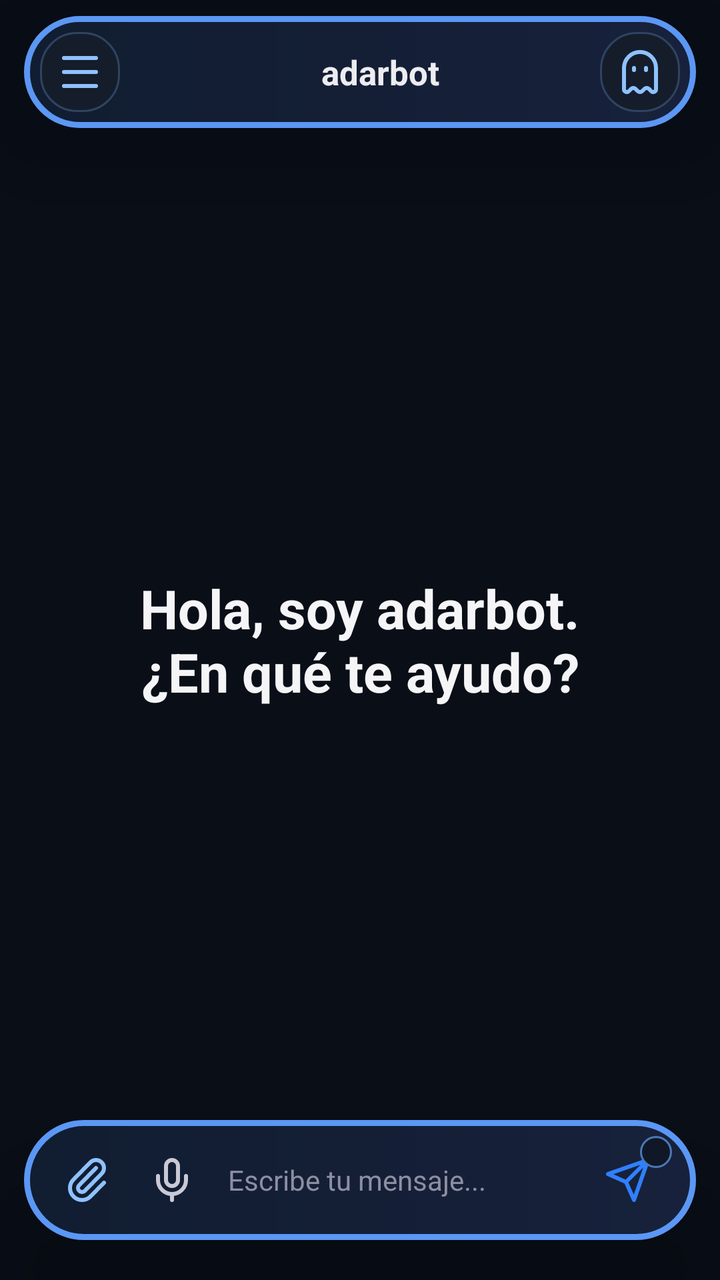
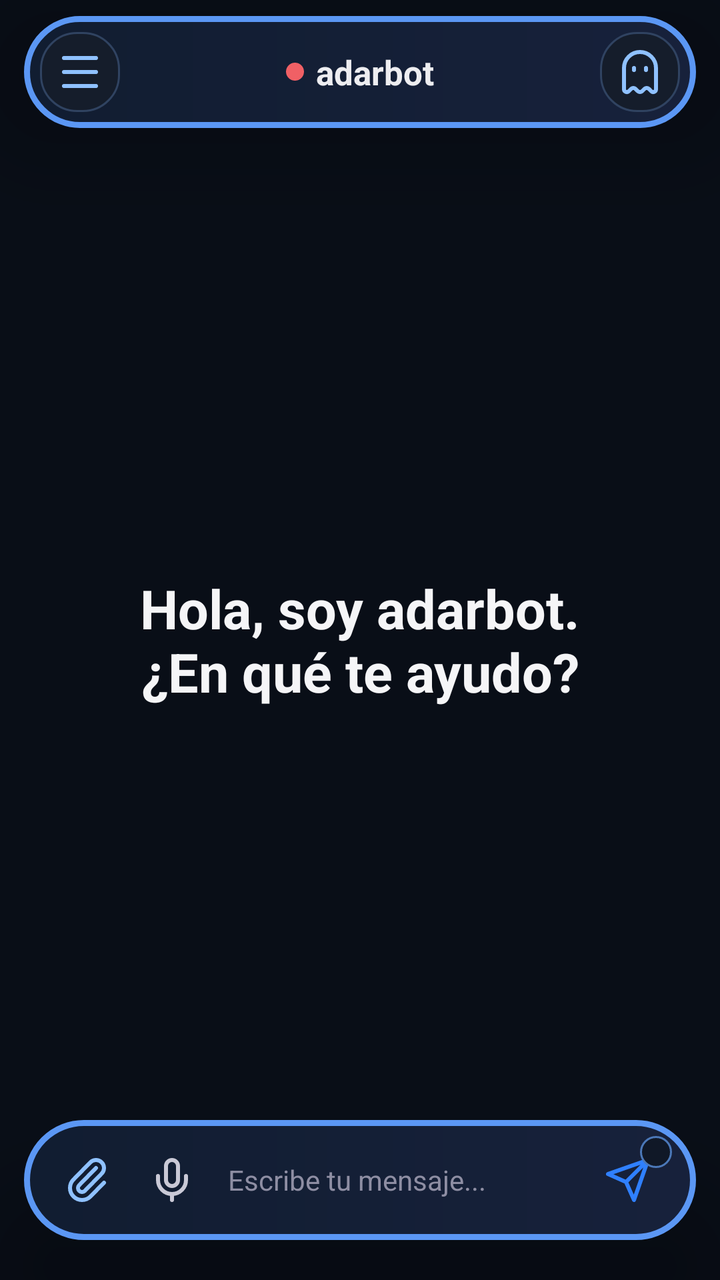

Compare the two renders of this Android layout. The source of the first and the diff that turns it into the second are given below.
<!-- AndroidManifest.xml: activity theme Theme.NemotronVoiceIME -->
<!-- res/layout/activity_chat.xml -->
<?xml version="1.0" encoding="utf-8"?>
<FrameLayout xmlns:android="http://schemas.android.com/apk/res/android"
    android:layout_width="match_parent"
    android:layout_height="match_parent"
    android:background="#090E17">

    <LinearLayout
        android:layout_width="match_parent"
        android:layout_height="match_parent"
        android:orientation="vertical">

    <FrameLayout
        android:layout_width="match_parent"
        android:layout_height="0dp"
        android:layout_weight="1">
        <androidx.recyclerview.widget.RecyclerView
            android:id="@+id/recyclerMessages"
            android:layout_width="match_parent"
            android:layout_height="match_parent"
            android:clipToPadding="false"
            android:paddingBottom="112dp" />
        <TextView
            android:id="@+id/welcomeView"
            android:layout_width="match_parent"
            android:layout_height="wrap_content"
            android:layout_gravity="center"
            android:gravity="center"
            android:text="Hola, soy adarbot.\n¿En qué te ayudo?"
            android:textColor="#F5F5F7"
            android:textSize="27sp"
            android:textStyle="bold" />
    </FrameLayout>

    </LinearLayout>

    
    <FrameLayout
        android:layout_width="match_parent"
        android:layout_height="56dp"
        android:layout_gravity="top|center_horizontal"
        android:layout_marginLeft="12dp"
        android:layout_marginTop="8dp"
        android:layout_marginRight="12dp"
        android:background="@drawable/bg_float_bar"
        android:foreground="@null"
        android:elevation="24dp"
        android:translationZ="8dp"
        android:paddingLeft="8dp"
        android:paddingTop="4dp"
        android:paddingRight="8dp"
        android:paddingBottom="4dp">
        <LinearLayout
            android:layout_width="wrap_content"
            android:layout_height="40dp"
            android:layout_gravity="start|center_vertical"
            android:gravity="center_vertical">
            <ImageButton
                android:id="@+id/btnMenuChat"
                android:layout_width="40dp"
                android:layout_height="40dp"
                android:layout_marginRight="6dp"
                android:background="@drawable/bg_chip"
                android:contentDescription="Abrir menú de chats"
                android:padding="8dp"
                android:src="@drawable/ic_menu"
                android:tint="#8FC1FF" />
            <ImageButton
                android:id="@+id/btnBack"
                android:layout_width="40dp"
                android:layout_height="40dp"
                android:background="?attr/selectableItemBackgroundBorderless"
                android:contentDescription="Volver"
                android:padding="8dp"
                android:src="@drawable/ic_back"
                android:tint="#EDEDF0"
                android:visibility="gone" />
            <View
                android:id="@+id/connectionDot"
                android:layout_width="8dp"
                android:layout_height="8dp"
                android:layout_gravity="center_vertical"
                android:layout_marginLeft="8dp"
                android:layout_marginRight="3dp"
                android:translationX="56dp"
                android:background="@drawable/bg_connection_offline" />
        </LinearLayout>
        <TextView
            android:id="@+id/convTitle"
            android:layout_width="220dp"
            android:layout_height="match_parent"
            android:layout_gravity="center"
            android:ellipsize="end"
            android:gravity="center"
            android:translationX="10dp"
            android:maxLines="1"
            android:text="adarbot"
            android:textColor="#EDEDF0"
            android:textSize="17sp"
            android:textStyle="bold" />
        <LinearLayout
            android:layout_width="wrap_content"
            android:layout_height="40dp"
            android:layout_gravity="end|center_vertical"
            android:gravity="center_vertical">
            <ImageButton
                android:id="@+id/btnIncognitoHome"
                android:layout_width="40dp"
                android:layout_height="40dp"
                android:layout_marginLeft="4dp"
                android:background="@drawable/bg_chip"
                android:contentDescription="Nuevo chat incógnito"
                android:padding="9dp"
                android:src="@drawable/ic_ghost"
                android:tint="#8FC1FF" />
            <ImageButton
                android:id="@+id/btnDelete"
                android:layout_width="40dp"
                android:layout_height="40dp"
                android:background="?attr/selectableItemBackgroundBorderless"
                android:contentDescription="Eliminar conversacion"
                android:padding="10dp"
                android:src="@drawable/ic_trash"
                android:tint="#5A5A6E"
                android:visibility="gone" />
        </LinearLayout>
    </FrameLayout>

    <FrameLayout
        android:id="@+id/chatAttachmentPreview"
        android:layout_width="match_parent"
        android:layout_height="96dp"
        android:layout_gravity="bottom|center_horizontal"
        android:layout_marginLeft="22dp"
        android:layout_marginRight="22dp"
        android:layout_marginBottom="112dp"
        android:padding="4dp"
        android:background="@drawable/bg_float_bar"
        android:elevation="24dp"
        android:visibility="gone">
        <ImageView
            android:id="@+id/chatAttachmentImage"
            android:layout_width="match_parent"
            android:layout_height="match_parent"
            android:contentDescription="Vista previa del adjunto"
            android:scaleType="centerCrop" />
        <ImageButton
            android:id="@+id/chatAttachmentRemove"
            android:layout_width="32dp"
            android:layout_height="32dp"
            android:layout_gravity="top|end"
            android:layout_margin="6dp"
            android:background="@drawable/bg_assist_icon"
            android:contentDescription="Quitar adjunto"
            android:padding="7dp"
            android:src="@drawable/ic_close"
            android:tint="#FFFFFF" />
    </FrameLayout>

    
    <LinearLayout
        android:layout_width="match_parent"
        android:layout_height="wrap_content"
        android:layout_gravity="bottom"
        android:layout_marginLeft="12dp"
        android:layout_marginRight="12dp"
        android:layout_marginTop="14dp"
        android:layout_marginBottom="20dp"
        android:background="@drawable/bg_float_bar"
        android:elevation="24dp"
        android:translationZ="8dp"
        android:gravity="end"
        android:orientation="vertical"
        android:paddingLeft="12dp"
        android:paddingTop="8dp"
        android:paddingRight="12dp"
        android:paddingBottom="8dp">

        <TextView
            android:id="@+id/modelChip"
            android:layout_width="wrap_content"
            android:layout_height="wrap_content"
            android:layout_marginRight="4dp"
            android:layout_marginBottom="3dp"
            android:background="@drawable/bg_chip"
            android:paddingLeft="12dp"
            android:paddingTop="5dp"
            android:paddingRight="12dp"
            android:paddingBottom="5dp"
            android:text="DeepSeek"
            android:textColor="#C9C9D6"
            android:textSize="12sp"
            android:visibility="gone" />

        <LinearLayout
            android:layout_width="match_parent"
            android:layout_height="wrap_content"
            android:gravity="center_vertical"
            android:orientation="horizontal">

        <ImageButton
            android:id="@+id/btnAttach"
            android:layout_width="40dp"
            android:layout_height="44dp"
            android:background="@android:color/transparent"
            android:contentDescription="Adjuntar"
            android:padding="9dp"
            android:src="@drawable/ic_attach"
            android:tint="#8FC1FF" />

        <ImageButton
            android:id="@+id/btnMic"
            android:layout_width="44dp"
            android:layout_height="44dp"
            android:background="@android:color/transparent"
            android:contentDescription="Escribir por voz"
            android:padding="10dp"
            android:src="@drawable/ic_mic"
            android:tint="#C9C9D6" />

        <EditText
            android:id="@+id/inputField"
            android:layout_width="0dp"
            android:layout_height="44dp"
            android:layout_weight="1"
            android:layout_marginLeft="0dp"
            android:layout_marginRight="2dp"
            android:background="@android:color/transparent"
            android:hint="Escribe tu mensaje..."
            android:imeOptions="actionSend"
            android:importantForAutofill="no"
            android:inputType="text"
            android:maxLines="1"
            android:paddingLeft="6dp"
            android:paddingRight="6dp"
            android:textColor="#EDEDF0"
            android:textColorHint="#8E8EA3"
            android:textSize="14sp" />

        <FrameLayout
            android:layout_width="44dp"
            android:layout_height="44dp">
            <ImageButton
                android:id="@+id/btnSend"
                android:layout_width="match_parent"
                android:layout_height="match_parent"
                android:background="@android:color/transparent"
                android:contentDescription="Enviar"
                android:padding="10dp"
                android:src="@drawable/ic_send"
                android:tint="#2F80FF" />
            <ImageView
                android:id="@+id/modelBadge"
                android:layout_width="16dp"
                android:layout_height="16dp"
                android:layout_gravity="top|end"
                android:background="@drawable/bg_model_badge"
                android:contentDescription="Modelo seleccionado"
                android:padding="2dp" />
        </FrameLayout>
        </LinearLayout>
    </LinearLayout>
</FrameLayout>
<!-- resources referenced by this layout -->
<resources>
  <!-- drawable bg_chip (drawable) -->
  <shape xmlns:android="http://schemas.android.com/apk/res/android"
      android:shape="rectangle">
      <solid android:color="#151D2B" />
      <stroke android:width="1dp" android:color="#304361" />
      <corners android:radius="18dp" />
  </shape>
  <!-- drawable bg_connection_offline (drawable) -->
  <shape xmlns:android="http://schemas.android.com/apk/res/android" android:shape="oval"><solid android:color="#F06065" /></shape>
  <!-- drawable bg_float_bar (drawable) -->
  <shape xmlns:android="http://schemas.android.com/apk/res/android" android:shape="rectangle">
      <gradient android:angle="0" android:startColor="#111D31" android:endColor="#17213B" />
      <stroke android:width="3dp" android:color="#5B97F4" />
      <corners android:radius="36dp" />
  </shape>
  <!-- drawable bg_model_badge (drawable) -->
  <shape xmlns:android="http://schemas.android.com/apk/res/android" android:shape="oval">
      <solid android:color="#101827" />
      <stroke android:width="1dp" android:color="#4B78B8" />
  </shape>
  <!-- drawable ic_back (drawable) -->
  <vector xmlns:android="http://schemas.android.com/apk/res/android" android:width="24dp" android:height="24dp" android:viewportWidth="24" android:viewportHeight="24">
      <path android:fillColor="#00000000" android:strokeColor="#FFFFFFFF" android:strokeWidth="2" android:strokeLineCap="round" android:strokeLineJoin="round" android:pathData="M12,19L5,12L12,5M19,12L5,12" />
  </vector>
  <!-- drawable ic_close (drawable) -->
  <vector xmlns:android="http://schemas.android.com/apk/res/android" android:width="24dp" android:height="24dp" android:viewportWidth="24" android:viewportHeight="24">
      <path android:fillColor="#00000000" android:strokeColor="#FFFFFFFF" android:strokeWidth="2" android:strokeLineCap="round" android:pathData="M18,6L6,18M6,6L18,18" />
  </vector>
  <!-- drawable ic_menu (drawable) -->
  <vector xmlns:android="http://schemas.android.com/apk/res/android" android:width="24dp" android:height="24dp" android:viewportWidth="24" android:viewportHeight="24">
      <path android:fillColor="#00000000" android:strokeColor="#FFFFFFFF" android:strokeWidth="2" android:strokeLineCap="round" android:pathData="M4,5L20,5M4,12L20,12M4,19L20,19" />
  </vector>
  <!-- drawable ic_mic (drawable) -->
  <vector xmlns:android="http://schemas.android.com/apk/res/android" android:width="24dp" android:height="24dp" android:viewportWidth="24" android:viewportHeight="24">
      <path android:fillColor="#00000000" android:strokeColor="#FFFFFFFF" android:strokeWidth="2" android:strokeLineCap="round" android:strokeLineJoin="round" android:pathData="M12,19L12,22M19,10L19,12A7,7 0,0 1,5,12L5,10M9,5A3,3 0,0 1,15,5L15,12A3,3 0,0 1,9,12Z" />
  </vector>
  <!-- drawable ic_send (drawable) -->
  <vector xmlns:android="http://schemas.android.com/apk/res/android" android:width="24dp" android:height="24dp" android:viewportWidth="24" android:viewportHeight="24">
      <path android:fillColor="#00000000" android:strokeColor="#FFFFFFFF" android:strokeWidth="2" android:strokeLineCap="round" android:strokeLineJoin="round" android:pathData="M22,2L11,13M22,2L15,22L11,13L2,9Z" />
  </vector>
  <style name="Theme.NemotronVoiceIME" parent="Theme.Material3.DayNight.NoActionBar">
          <item name="colorPrimary">@color/accent</item>
          <item name="colorPrimaryVariant">@color/accent_dark</item>
          <item name="colorOnPrimary">@color/text_light</item>
          <item name="android:statusBarColor">@color/bg_primary</item>
      </style>
  <color name="accent">#76B900</color>
  <color name="accent_dark">#5A8C00</color>
  <color name="text_light">#FFFFFF</color>
  <color name="bg_primary">#1A1A2E</color>
  <!-- unchanged entries left out for length: 4 -->
</resources>

<!-- the commit's change to res/layout/activity_chat.xml (unified diff, before → after) -->
@@ -74,29 +74,32 @@
                 android:src="@drawable/ic_back"
                 android:tint="#EDEDF0"
                 android:visibility="gone" />
+        </LinearLayout>
+        <LinearLayout
+            android:layout_width="wrap_content"
+            android:layout_height="match_parent"
+            android:layout_gravity="center"
+            android:gravity="center"
+            android:orientation="horizontal">
             <View
                 android:id="@+id/connectionDot"
-                android:layout_width="8dp"
-                android:layout_height="8dp"
-                android:layout_gravity="center_vertical"
-                android:layout_marginLeft="8dp"
-                android:layout_marginRight="3dp"
-                android:translationX="56dp"
+                android:layout_width="9dp"
+                android:layout_height="9dp"
+                android:layout_marginRight="6dp"
                 android:background="@drawable/bg_connection_offline" />
-        </LinearLayout>
-        <TextView
-            android:id="@+id/convTitle"
-            android:layout_width="220dp"
-            android:layout_height="match_parent"
-            android:layout_gravity="center"
-            android:ellipsize="end"
-            android:gravity="center"
-            android:translationX="10dp"
-            android:maxLines="1"
-            android:text="adarbot"
-            android:textColor="#EDEDF0"
-            android:textSize="17sp"
-            android:textStyle="bold" />
+            <TextView
+                android:id="@+id/convTitle"
+                android:layout_width="wrap_content"
+                android:layout_height="match_parent"
+                android:ellipsize="end"
+                android:gravity="center"
+                android:maxWidth="230dp"
+                android:maxLines="1"
+                android:text="adarbot"
+                android:textColor="#EDEDF0"
+                android:textSize="17sp"
+                android:textStyle="bold" />
+        </LinearLayout>
         <LinearLayout
             android:layout_width="wrap_content"
             android:layout_height="40dp"
